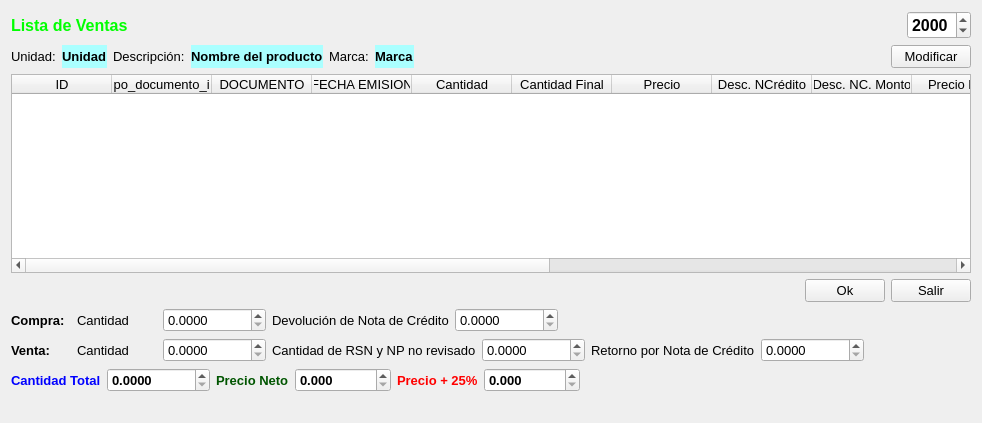
Qt form Facturacion/ventachartprecio.ui (radtek/manager) before a commit.
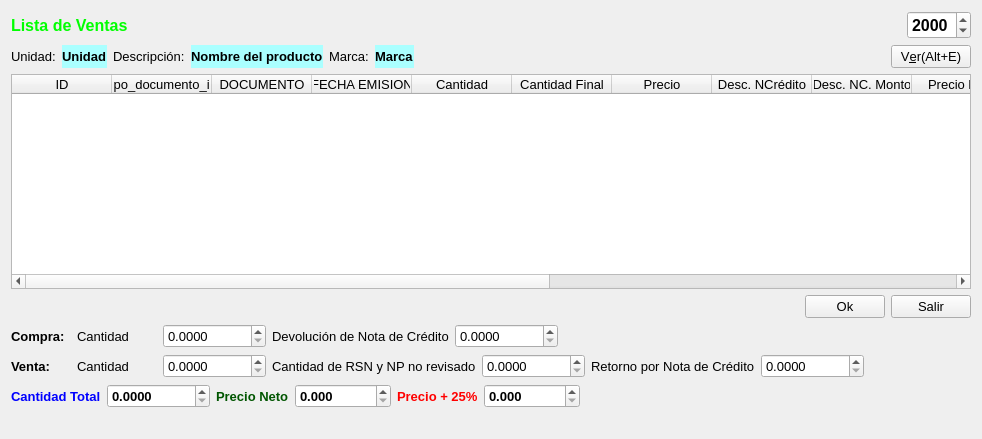
The same form after that commit. Icons and pictures are not drawn.

```diff
--- a/Facturacion/ventachartprecio.ui
+++ b/Facturacion/ventachartprecio.ui
@@ -7,7 +7,7 @@
     <x>0</x>
     <y>0</y>
     <width>982</width>
-    <height>423</height>
+    <height>439</height>
    </rect>
   </property>
   <property name="windowTitle">
@@ -172,7 +172,17 @@
         </font>
        </property>
        <property name="text">
-        <string>Modificar</string>
+        <string>V&amp;er(Alt+E)</string>
+       </property>
+       <property name="icon">
+        <iconset resource="../ManagerSystem/iconos.qrc">
+         <normaloff>:/new/Iconos/Show document.png</normaloff>:/new/Iconos/Show document.png</iconset>
+       </property>
+       <property name="iconSize">
+        <size>
+         <width>32</width>
+         <height>32</height>
+        </size>
        </property>
       </widget>
      </item>
```
Left out of the diff: 6 changed lines with no effect on the pictures.
